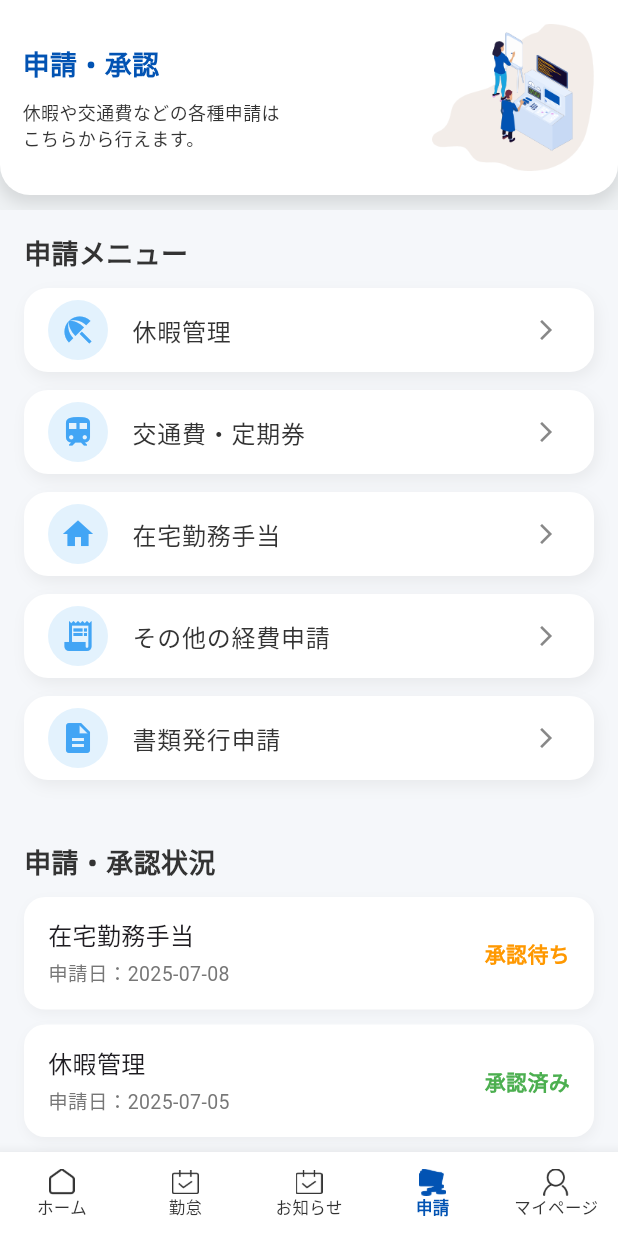
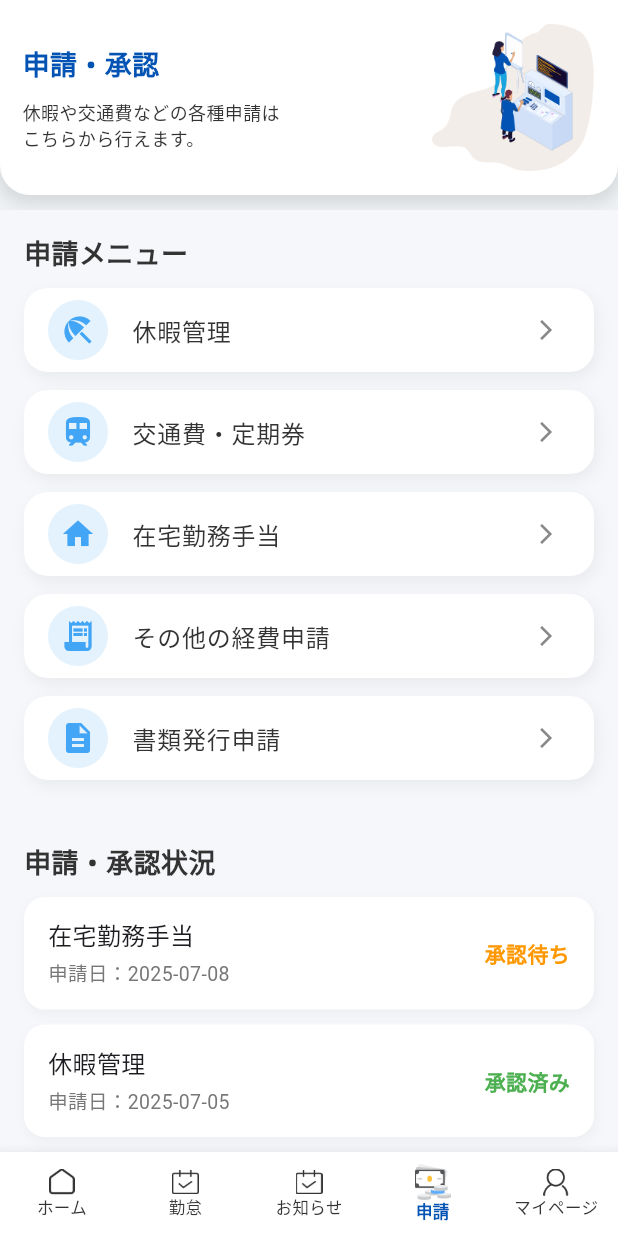
Before and after one commit to EunJiGo/hihatuPJ, a Flutter app: the screen it shows after launch, item 4 of the bottom bar chosen, on a phone screen of 412 x 824 dp. Run offline on Flutter 3.47's test engine with Material 3 defaults, Android fonts, the phone set to English and light mode, and no system bars; our stand-ins replace flutter_riverpod, image_picker, table_calendar.

Commit message:
상태값(isLoading, hasError, hasValue)을 Scaffold 안에다 배치, 탭바 ImageIcon -> Image.asset

```diff
--- a/lib/tabbar/htt_tabbar.dart
+++ b/lib/tabbar/htt_tabbar.dart
@@ -5,11 +5,6 @@ import '../screens/attendance_screen.dart';
 import '../screens/home_screen.dart';
 import '../screens/information_screen.dart';
 
-// import '../screens/attendance_screen.dart';
-// import '../screens/it_case_screen.dart';
-// import '../screens/technician_screen.dart';
-// import '../screens/cost_screen.dart';
-// import '../screens/mine_screen.dart';
 
 class HHTTabbar extends StatefulWidget {
   final int initialIndex;
@@ -94,14 +89,27 @@ class _HHTTabbarState extends State<HHTTabbar> {
       ),
       label: 'お知らせ',
     ),
+    // BottomNavigationBarItem(
+    //   icon: ImageIcon(
+    //     AssetImage('assets/images/tabbar/apply/apply.png'),
+    //     size: 18,
+    //   ),
+    //   activeIcon: ImageIcon(
+    //     AssetImage('assets/images/tabbar/apply/apply.png'),
+    //     size: 18,
+    //   ),
+    //   label: '申請',
+    // ),
     BottomNavigationBarItem(
-      icon: ImageIcon(
-        AssetImage('assets/images/tabbar/apply/apply.png'),
-        size: 18,
+      icon: Image.asset(
+        'assets/images/tabbar/apply/apply.png',
+        width: 24,
+        height: 24,
       ),
-      activeIcon: ImageIcon(
-        AssetImage('assets/images/tabbar/apply/apply.png'),
-        size: 18,
+      activeIcon: Image.asset(
+        'assets/images/tabbar/apply/apply.png',
+        width: 24,
+        height: 24,
       ),
       label: '申請',
     ),
```
Also changed, not shown: lib/apply/apply_list.dart (+25 -9 lines), lib/apply/features/transportation/presentation/transportation_screen.dart (+54 -41 lines).
